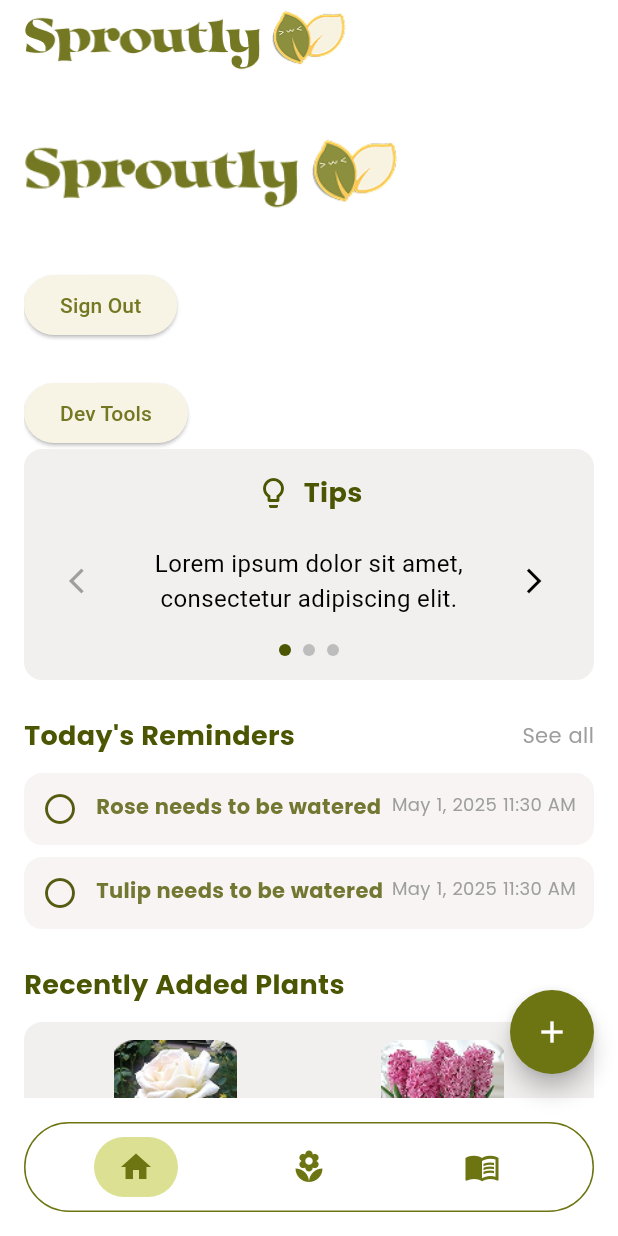
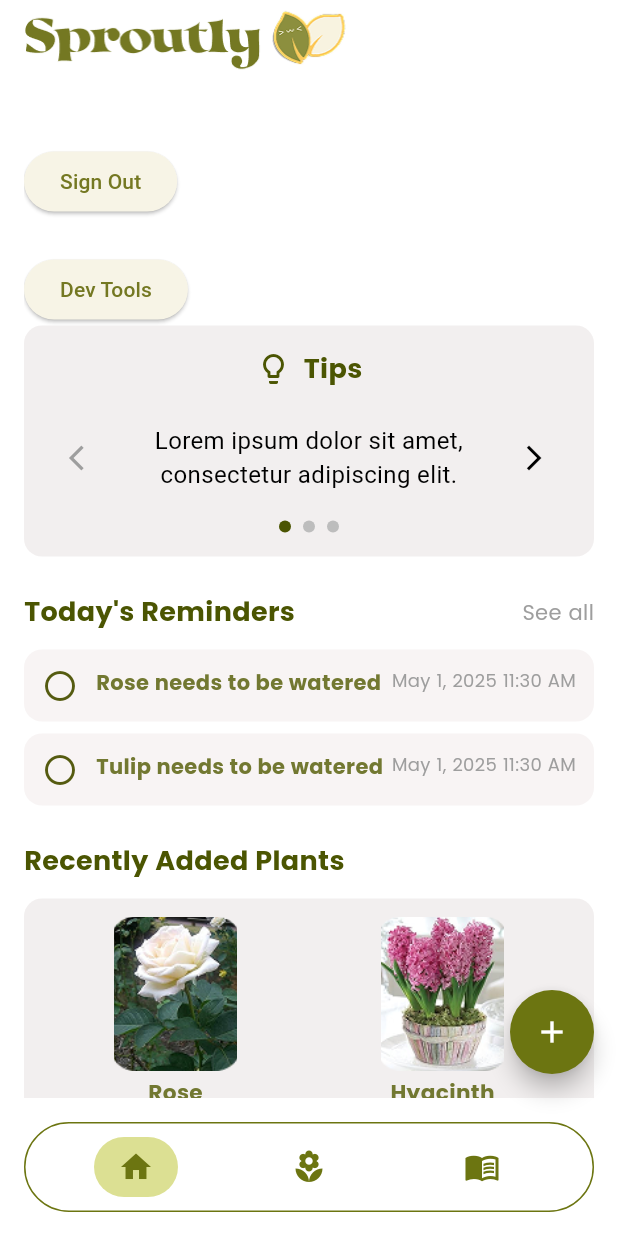
Before and after one commit to breamier/sproutly, a Flutter app: the screen it shows once a user with an empty profile is signed in, on a phone screen of 412 x 824 dp. Run offline on Flutter 3.47's test engine with Material 3 defaults, Android fonts, the phone set to English and light mode, and no system bars; our stand-ins replace cloud_firestore, firebase_auth, firebase_core, flutter_local_notifications, flutter_timezone, permission_handler and 1 more; accounts and stored records are empty.

Commit message:
[Bayle][Organization] Placed Files into Group Folders

```diff
--- a/lib/screens/dashboard_screen.dart
+++ b/lib/screens/dashboard_screen.dart
@@ -1,8 +1,9 @@
 import 'package:flutter/material.dart';
 import 'package:sproutly/auth.dart';
-import 'navbar.dart';
+import '../widgets/navbar.dart';
 import 'package:firebase_auth/firebase_auth.dart';
 import 'package:sproutly/screens/dev_tools.dart';
+import 'package:sproutly/screens/login_register.dart';
 
 class DashboardScreen extends StatelessWidget {
   DashboardScreen({super.key});
@@ -10,9 +11,13 @@ class DashboardScreen extends StatelessWidget {
   final User? user = Auth().currentUser;
   final userId = FirebaseAuth.instance.currentUser!.uid;
 
-  Future<void> signOut() async {
+  Future<void> signOut(BuildContext context) async {
     try {
       await Auth().signOut();
+      Navigator.of(context).pushAndRemoveUntil(
+        MaterialPageRoute(builder: (context) => const LoginPage()),
+        (route) => false,
+      );
     } catch (e) {
       debugPrint('Sign out failed: $e');
     }
@@ -22,10 +27,10 @@ class DashboardScreen extends StatelessWidget {
     return Text(user?.email ?? 'User email');
   }
 
-  Widget _signOutButton() {
+  Widget _signOutButton(BuildContext context) {
     return ElevatedButton(
       onPressed: () async {
-        await signOut();
+        await signOut(context);
       },
       child: const Text('Sign Out'),
     );
@@ -72,18 +77,8 @@ class DashboardScreen extends StatelessWidget {
           child: Column(
             crossAxisAlignment: CrossAxisAlignment.start,
             children: [
-              Row(
-                // mainAxisAlignment: MainAxisAlignment.center,
-                children: [
-                  Image.asset(
-                    'assets/sproutly_logo2.png',
-                    height: MediaQuery.of(context).size.height * 0.1,
-                  ),
-                ],
-              ),
-
               _userUid(),
-              _signOutButton(),
+              _signOutButton(context),
               const SizedBox(height: 24),
 
               ElevatedButton(
```
Also changed, not shown: lib/models/plant_category_item.dart (+9 -11 lines), lib/screens/dev_tools.dart (+5 -4 lines), lib/screens/user_plant_library/plant_library.dart (renamed from lib/screens/plant_library.dart, +2 -5 lines), lib/screens/user_plant_library/plant_profile.dart (renamed from lib/screens/plant_profile.dart, +6 -9 lines), lib/screens/add_plant/add_plant_form.dart (renamed from lib/screens/add_plant_form.dart), lib/screens/growth_journal/growthjournal_entries_screen.dart (renamed from lib/screens/growthjournal_entries_screen.dart), lib/screens/growth_journal/growthjournal_screen.dart (renamed from lib/screens/growthjournal_screen.dart), lib/screens/guide_book/guide_book.dart (renamed from lib/screens/guide_book.dart), lib/screens/guide_book/plant_information_screen.dart (renamed from lib/screens/plant_information_screen.dart), lib/screens/user_plant_library/plant_issues.dart (renamed from lib/screens/plant_issues.dart), lib/widgets/navbar.dart (renamed from lib/screens/navbar.dart), pubspec.lock.
